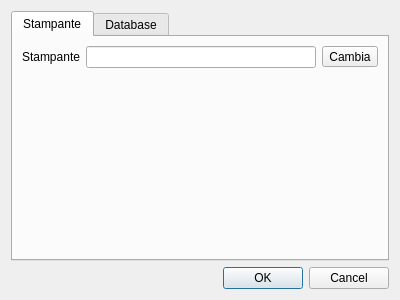
Before: the Qt Designer form src/configurazionedlg.ui in mtonin/gestcassa, drawn with Qt 5.
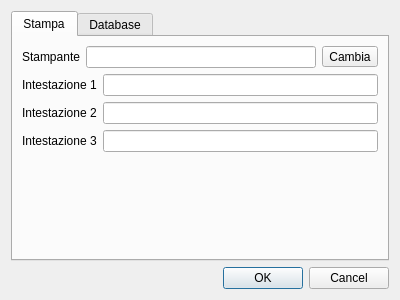
After: the same form once the commit is applied.

Commit message: - aggiunte righe di intestazione negli scontrini

```diff
--- a/src/configurazionedlg.ui
+++ b/src/configurazionedlg.ui
@@ -21,7 +21,7 @@
      </property>
      <widget class="QWidget" name="tab">
       <attribute name="title">
-       <string>Stampante</string>
+       <string>Stampa</string>
       </attribute>
       <layout class="QVBoxLayout" name="verticalLayout_2">
        <item>
@@ -45,6 +45,48 @@
          </item>
         </layout>
        </item>
+       <item>
+        <layout class="QHBoxLayout" name="horizontalLayout_2">
+         <item>
+          <widget class="QLabel" name="label_2">
+           <property name="text">
+            <string>Intestazione 1</string>
+           </property>
+          </widget>
+         </item>
+         <item>
+          <widget class="QLineEdit" name="intestazione1Txt"/>
+         </item>
+        </layout>
+       </item>
+       <item>
+        <layout class="QHBoxLayout" name="horizontalLayout_3">
+         <item>
+          <widget class="QLabel" name="label_3">
+           <property name="text">
+            <string>Intestazione 2</string>
+           </property>
+          </widget>
+         </item>
+         <item>
+          <widget class="QLineEdit" name="intestazione2Txt"/>
+         </item>
+        </layout>
+       </item>
+       <item>
+        <layout class="QHBoxLayout" name="horizontalLayout_4">
+         <item>
+          <widget class="QLabel" name="label_4">
+           <property name="text">
+            <string>Intestazione 3</string>
+           </property>
+          </widget>
+         </item>
+         <item>
+          <widget class="QLineEdit" name="intestazione3Txt"/>
+         </item>
+        </layout>
+       </item>
        <item>
         <spacer name="verticalSpacer">
          <property name="orientation">
```
The commit also changes 3 other files.
